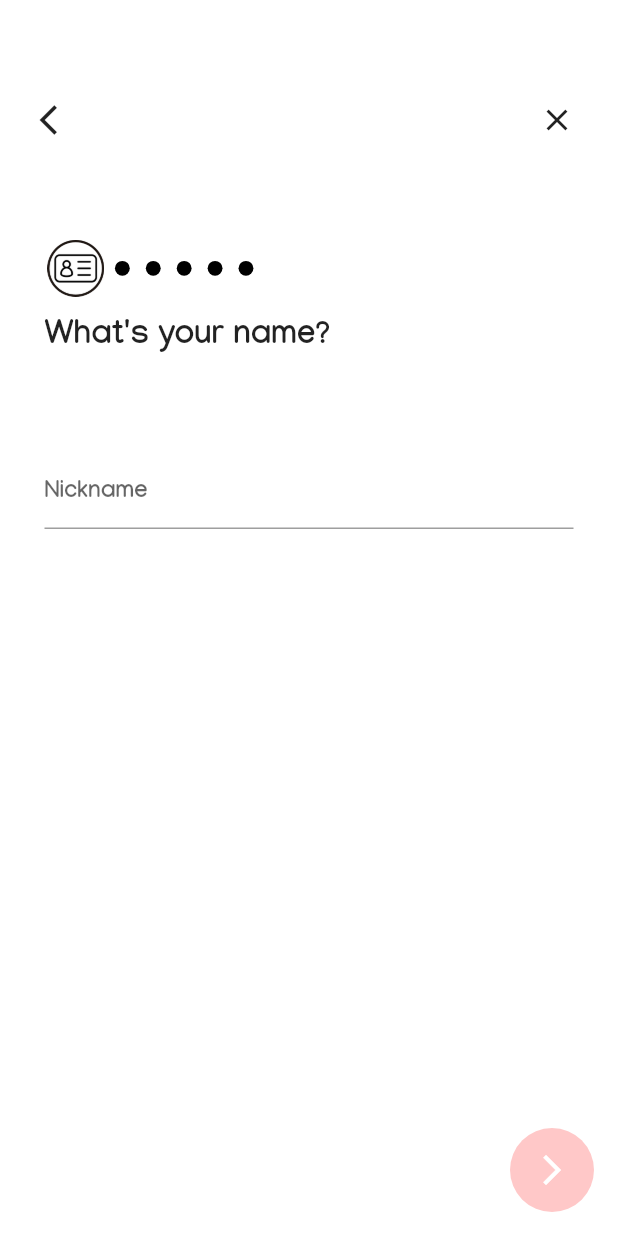
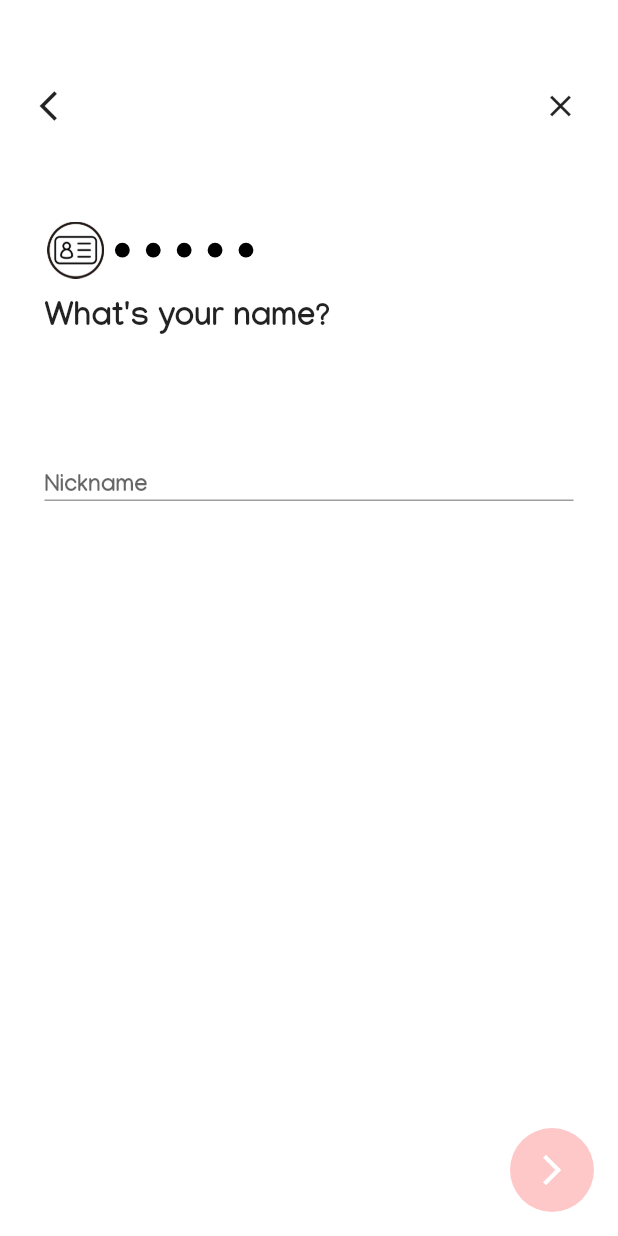
Before and after one commit to HyeJin-Yang/GoingHome, a Flutter app: the SignUpPage screen opened directly, on a phone screen of 412 x 824 dp. Run offline on Flutter 3.47's test engine with Material 2 defaults, Android fonts, the light colour scheme and no system bars; our stand-ins replace image_picker.

Commit message:
Changed Widgets Positions

```diff
--- a/lib/Pages/SignUpPage.dart
+++ b/lib/Pages/SignUpPage.dart
@@ -50,10 +50,12 @@ class _SignUpPage extends State<SignUpPage> {
         body: new ListView(
           children: [
             new Column(
+              mainAxisAlignment: MainAxisAlignment.center,
+              crossAxisAlignment: CrossAxisAlignment.center,
               children: [
                 SignUpWidgets().topIcons(screenHeight, screenWidth, onPressedGoBackArrow),
                 new Container(
-                  padding: EdgeInsets.only(left: screenWidth*0.072, right:screenWidth*0.072),
+                  padding: EdgeInsets.only(right:screenWidth*0.072, left:screenWidth*0.072),
                   child: Column(
                       crossAxisAlignment: CrossAxisAlignment.start,
                       children: [
--- a/lib/Widget/MainWidgets/TopBar.dart
+++ b/lib/Widget/MainWidgets/TopBar.dart
@@ -3,7 +3,7 @@ import 'package:flutter/material.dart';
 class TopBar{
   Widget topBar(screenHeight, screenWidth, onPressedGoBackArrow){
     return new Container(
-      padding: EdgeInsets.only(top: screenHeight*0.07143),
+      padding: EdgeInsets.only(top: screenHeight*0.07143, bottom: screenHeight*0.03694),
       child: Row(
         mainAxisAlignment: MainAxisAlignment.center,
         crossAxisAlignment: CrossAxisAlignment.center,
--- a/lib/Widget/SignUpWidgets.dart
+++ b/lib/Widget/SignUpWidgets.dart
@@ -22,7 +22,7 @@ class SignUpWidgets {
       "What's your date of birth?", "Pick your profile pictures", "Introduce yourself"];
     return Container(
         child:Padding(
-            padding: EdgeInsets.only(top: screenHeight*0.018),
+            padding: EdgeInsets.only(top: screenHeight*0.0184),
             child: Text(text[curIndex], style: TextStyle(fontFamily: 'Manjaribold', fontSize: 22, fontWeight: FontWeight.bold), textAlign: TextAlign.left,))
     );
   }
--- a/lib/Widget/SignUpWidgets/BirthField.dart
+++ b/lib/Widget/SignUpWidgets/BirthField.dart
@@ -3,21 +3,20 @@ import 'package:flutter/cupertino.dart';
 class BirthField {
   Widget birthField(screenHeight, screenWidth, onChangeTime){
     return Container(
-        height: screenHeight*0.4,
+        height: screenHeight*0.304,
         width: screenWidth*0.853,
         child:CupertinoTheme(
             data: CupertinoThemeData(
               textTheme: CupertinoTextThemeData(
                 dateTimePickerTextStyle: TextStyle(
-                    fontSize: 20, fontFamily: 'Manjaribold'
+                    fontSize: 24, fontFamily: 'Manjaribold'
                 ),
               ),
             ),
             child:CupertinoDatePicker(
                 initialDateTime: DateTime.now(),
                 minimumYear: 1900,
-                maximumYear:2021,
-                use24hFormat: true,
+                maximumYear:DateTime.now().year,
                 mode: CupertinoDatePickerMode.date,
                 onDateTimeChanged: (time) => onChangeTime(time))
         )
--- a/lib/Widget/SignUpWidgets/GenderField.dart
+++ b/lib/Widget/SignUpWidgets/GenderField.dart
@@ -9,9 +9,9 @@ class GenderField {
       child: Column(
         crossAxisAlignment: CrossAxisAlignment.start,
         children: [
-          genderImgs(gender, onTap),
+          Padding(padding: EdgeInsets.only(top: screenHeight*0.0123, bottom:screenHeight*0.0418), child: genderImgs(gender, onTap)),
           Text("Want to cross paths with...", style: TextStyle(fontFamily: 'Manjaribold', fontSize: 22, fontWeight: FontWeight.bold), textAlign: TextAlign.left,),
-          genderWantToCross("Men", want2men, want2women, onChanged),
+          Padding(padding: EdgeInsets.only(top:screenHeight*0.0246, bottom: 10), child: genderWantToCross("Men", want2men, want2women, onChanged)),
           genderWantToCross("WoMen", want2men, want2women, onChanged),
         ],
       ),
@@ -19,16 +19,13 @@ class GenderField {
   }
 
   Widget genderImgs(gender, onTap) {
-    return Padding(
-      padding: EdgeInsets.only(bottom: 20),
-      child: Row(
+    return Row(
         children: [
           Expanded(child: genderImg(
               gender == 0 ? "images/gender_manOButton.png" : "images/gender_manXButton.png", onTap)),
           Padding(padding: EdgeInsets.only(right: 10, left: 10),),
           Expanded(child: genderImg(gender == 1 ? "images/gender_womanOButton.png" : "images/gender_womanXButton.png", onTap)),
         ],
-      ),
     );
   }
 
--- a/lib/Widget/SignUpWidgets/ProfilePictureField.dart
+++ b/lib/Widget/SignUpWidgets/ProfilePictureField.dart
@@ -25,7 +25,7 @@ class _ProfilePictureField extends State<ProfilePictureField>{
         decoration: new BoxDecoration(
             border: Border.all(color: Colors.black)
         ),
-        child: images.isNotEmpty ? Image.file(images[0]) : Text(''),
+        child: images.isNotEmpty ? Image.file(images[images.length-1]) : Icon(Icons.add_a_photo),
       ),
       onTap: getImage,
     );
--- a/lib/Widget/SignUpWidgets/TextFields.dart
+++ b/lib/Widget/SignUpWidgets/TextFields.dart
@@ -4,12 +4,14 @@ class TextFields {
 
   Widget nameField(screenHeight, onChangeText, controller) {
     return Padding(
-      padding: EdgeInsets.only(top: screenHeight*0.08),
+      padding: EdgeInsets.only(top: screenHeight*0.107),
       child: new TextFormField(
         style: TextStyle(fontFamily: 'Manjaribold'),
         cursorColor: Color.fromRGBO(216, 216, 216, 1.0),
         controller: controller,
         decoration: InputDecoration(
+            isDense: true,
+            contentPadding: EdgeInsets.zero,
             hintText: "Nickname",
             border: UnderlineInputBorder(
                 borderSide: BorderSide(color: Color.fromRGBO(216, 216, 216, 1.0), width: 3)
@@ -28,12 +30,14 @@ class TextFields {
 
   Widget emailField(screenHeight, onChangeText, controller) {
     return Padding(
-      padding: EdgeInsets.only(top: screenHeight*0.08),
+      padding: EdgeInsets.only(top: screenHeight*0.107),
       child: new TextFormField(
         style: TextStyle(fontFamily: 'Manjaribold'),
         cursorColor: Color.fromRGBO(216, 216, 216, 1.0),
         controller: controller,
         decoration: InputDecoration(
+          isDense: true,
+            contentPadding: EdgeInsets.zero,
             hintText: "email address",
             border: UnderlineInputBorder(
                 borderSide: BorderSide(color: Color.fromRGBO(216, 216, 216, 1.0), width: 3)
@@ -53,6 +57,7 @@ class TextFields {
   Widget introduceField(screenHeight, onChangeText, controller){
     var maxLines = 15;
     return Container(
+        padding: EdgeInsets.only(top: screenHeight*0.0123),
         height: screenHeight*0.6,
         child: new TextFormField(
           style: TextStyle(fontFamily: 'Manjaribold'),
--- a/lib/Widget/SignUpWidgets/TopIcons.dart
+++ b/lib/Widget/SignUpWidgets/TopIcons.dart
@@ -3,12 +3,13 @@ import 'package:flutter/material.dart';
 class TopIcons{
   Widget topIcons(screenHeight, screenWidth, onPressedGoBackArrow){
     return new Container(
-      padding: EdgeInsets.only(top: screenHeight*0.0825, bottom:screenHeight*0.0825, left: screenWidth*0.064, right: screenWidth*0.064),
+      padding: EdgeInsets.only(top: screenHeight*0.07142, bottom:screenHeight*0.07882, left: screenWidth*0.064, right: screenWidth*0.064),
       child: Row(
+        crossAxisAlignment: CrossAxisAlignment.center,
+        mainAxisAlignment: MainAxisAlignment.center,
         children: [
-          goBackArrow(onPressedGoBackArrow),
-          Padding(padding: EdgeInsets.only(left: screenWidth*0.39, right:screenWidth*0.36)),
-          closeX()
+          Expanded(child:Container(alignment: Alignment.centerLeft,child:goBackArrow(onPressedGoBackArrow))),
+          Expanded(child:Container(alignment: Alignment.centerRight, child:closeX()))
         ],
       ),
     );
--- a/lib/main.dart
+++ b/lib/main.dart
@@ -11,8 +11,8 @@ class MyApp extends StatelessWidget {
   @override
   Widget build(BuildContext context) {
     return MaterialApp(
-      home: EntryPage(),
-      // home: MainPage(),
+      // home: EntryPage(),
+      home: MainPage(),
     );
   }
 }
```
Also changed, not shown: lib/Pages/MainPages/MyProfile.dart (+25 -6 lines), lib/Pages/MainPages/Setting.dart (added, +16 -0 lines), lib/Widget/MainWidgets/Profile.dart (+4 -4 lines), 7 other files.
